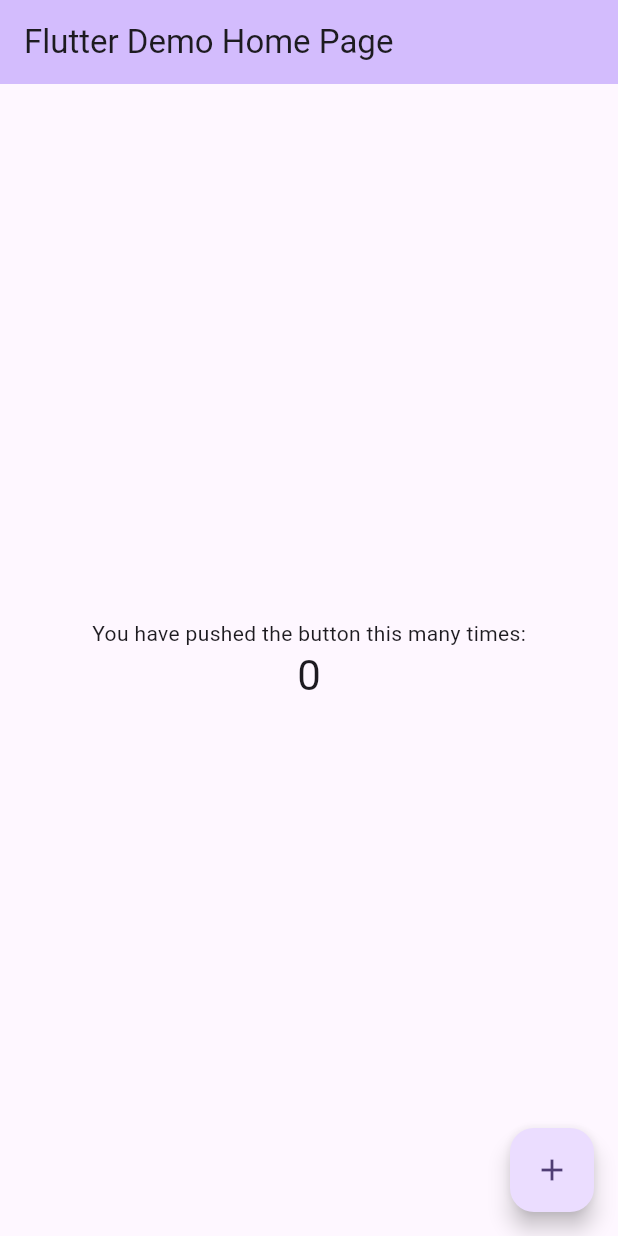
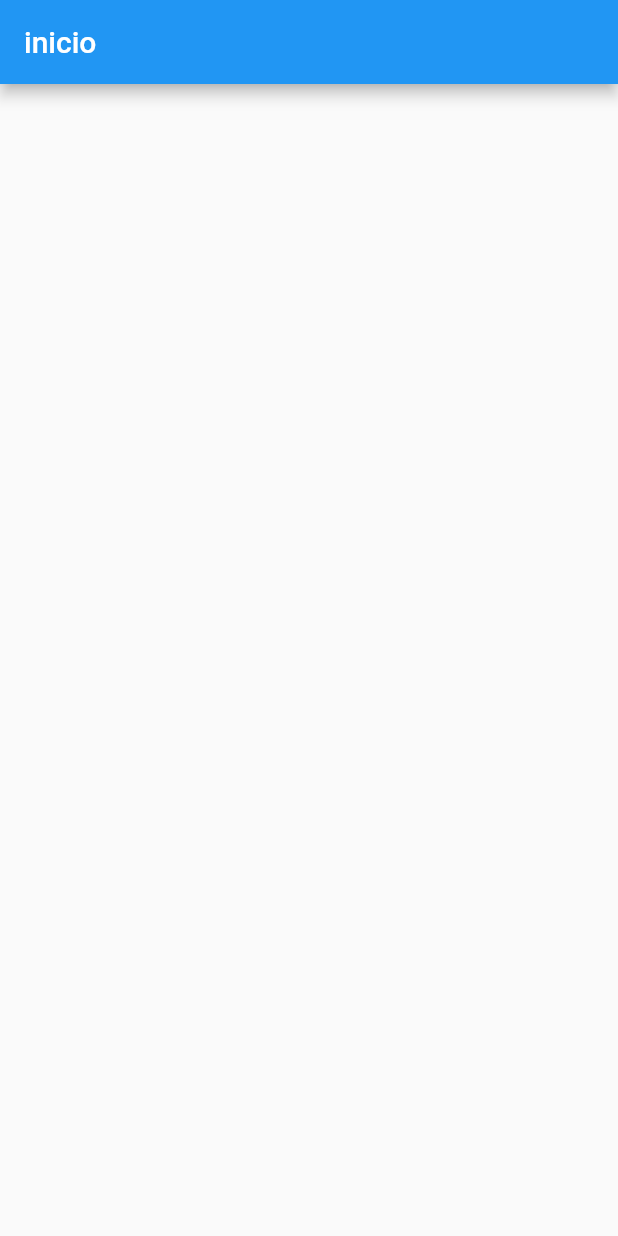
Before and after one commit to ElEdwinJSH/api_zelda, a Flutter app: the screen it shows after launch, on a phone screen of 412 x 824 dp. Run offline on Flutter 3.47's test engine with Material 2 defaults, Android fonts, the phone set to English and light mode, and no system bars.

Commit message:
creacion de varias carpetas y screens

```diff
--- a/lib/main.dart
+++ b/lib/main.dart
@@ -1,125 +1,21 @@
 import 'package:flutter/material.dart';
+import 'package:api_zelda/screens/screens.dart';
 
-void main() {
-  runApp(const MyApp());
-}
+void main() => runApp(const MyApp());
 
 class MyApp extends StatelessWidget {
   const MyApp({super.key});
 
-  // This widget is the root of your application.
   @override
   Widget build(BuildContext context) {
     return MaterialApp(
-      title: 'Flutter Demo',
-      theme: ThemeData(
-        // This is the theme of your application.
-        //
-        // TRY THIS: Try running your application with "flutter run". You'll see
-        // the application has a blue toolbar. Then, without quitting the app,
-        // try changing the seedColor in the colorScheme below to Colors.green
-        // and then invoke "hot reload" (save your changes or press the "hot
-        // reload" button in a Flutter-supported IDE, or press "r" if you used
-        // the command line to start the app).
-        //
-        // Notice that the counter didn't reset back to zero; the application
-        // state is not lost during the reload. To reset the state, use hot
-        // restart instead.
-        //
-        // This works for code too, not just values: Most code changes can be
-        // tested with just a hot reload.
-        colorScheme: ColorScheme.fromSeed(seedColor: Colors.deepPurple),
-        useMaterial3: true,
-      ),
-      home: const MyHomePage(title: 'Flutter Demo Home Page'),
+      debugShowCheckedModeBanner: false,
+      title: 'Api Zelda',
+      initialRoute: 'home',
+      routes: {
+        'home': (_) => HomeScreen(),
+        'details': (_) => DetailsScreen(),
+      },
     );
   }
 }
-
-class MyHomePage extends StatefulWidget {
-  const MyHomePage({super.key, required this.title});
-
-  // This widget is the home page of your application. It is stateful, meaning
-  // that it has a State object (defined below) that contains fields that affect
-  // how it looks.
-
-  // This class is the configuration for the state. It holds the values (in this
-  // case the title) provided by the parent (in this case the App widget) and
-  // used by the build method of the State. Fields in a Widget subclass are
-  // always marked "final".
-
-  final String title;
-
-  @override
-  State<MyHomePage> createState() => _MyHomePageState();
-}
-
-class _MyHomePageState extends State<MyHomePage> {
-  int _counter = 0;
-
-  void _incrementCounter() {
-    setState(() {
-      // This call to setState tells the Flutter framework that something has
-      // changed in this State, which causes it to rerun the build method below
-      // so that the display can reflect the updated values. If we changed
-      // _counter without calling setState(), then the build method would not be
-      // called again, and so nothing would appear to happen.
-      _counter++;
-    });
-  }
-
-  @override
-  Widget build(BuildContext context) {
-    // This method is rerun every time setState is called, for instance as done
-    // by the _incrementCounter method above.
-    //
-    // The Flutter framework has been optimized to make rerunning build methods
-    // fast, so that you can just rebuild anything that needs updating rather
-    // than having to individually change instances of widgets.
-    return Scaffold(
-      appBar: AppBar(
-        // TRY THIS: Try changing the color here to a specific color (to
-        // Colors.amber, perhaps?) and trigger a hot reload to see the AppBar
-        // change color while the other colors stay the same.
-        backgroundColor: Theme.of(context).colorScheme.inversePrimary,
-        // Here we take the value from the MyHomePage object that was created by
-        // the App.build method, and use it to set our appbar title.
-        title: Text(widget.title),
-      ),
-      body: Center(
-        // Center is a layout widget. It takes a single child and positions it
-        // in the middle of the parent.
-        child: Column(
-          // Column is also a layout widget. It takes a list of children and
-          // arranges them vertically. By default, it sizes itself to fit its
-          // children horizontally, and tries to be as tall as its parent.
-          //
-          // Column has various properties to control how it sizes itself and
-          // how it positions its children. Here we use mainAxisAlignment to
-          // center the children vertically; the main axis here is the vertical
-          // axis because Columns are vertical (the cross axis would be
-          // horizontal).
-          //
-          // TRY THIS: Invoke "debug painting" (choose the "Toggle Debug Paint"
-          // action in the IDE, or press "p" in the console), to see the
-          // wireframe for each widget.
-          mainAxisAlignment: MainAxisAlignment.center,
-          children: <Widget>[
-            const Text(
-              'You have pushed the button this many times:',
-            ),
-            Text(
-              '$_counter',
-              style: Theme.of(context).textTheme.headlineMedium,
-            ),
-          ],
-        ),
-      ),
-      floatingActionButton: FloatingActionButton(
-        onPressed: _incrementCounter,
-        tooltip: 'Increment',
-        child: const Icon(Icons.add),
-      ), // This trailing comma makes auto-formatting nicer for build methods.
-    );
-  }
-}
--- /dev/null
+++ b/lib/screens/details_screen.dart
@@ -0,0 +1,10 @@
+import 'package:flutter/material.dart';
+
+class DetailsScreen extends StatelessWidget {
+  const DetailsScreen({super.key});
+
+  @override
+  Widget build(BuildContext context) {
+    return const Placeholder();
+  }
+}
--- /dev/null
+++ b/lib/screens/home_screen.dart
@@ -0,0 +1,14 @@
+import 'package:flutter/material.dart';
+
+class HomeScreen extends StatelessWidget {
+  const HomeScreen({super.key});
+
+  @override
+  Widget build(BuildContext context) {
+    return Scaffold(
+      appBar: AppBar(
+        title: Text('inicio'),
+      ),
+    );
+  }
+}
--- /dev/null
+++ b/lib/screens/screens.dart
@@ -0,0 +1,2 @@
+export 'package:api_zelda/screens/details_screen.dart';
+export 'package:api_zelda/screens/home_screen.dart';
```
